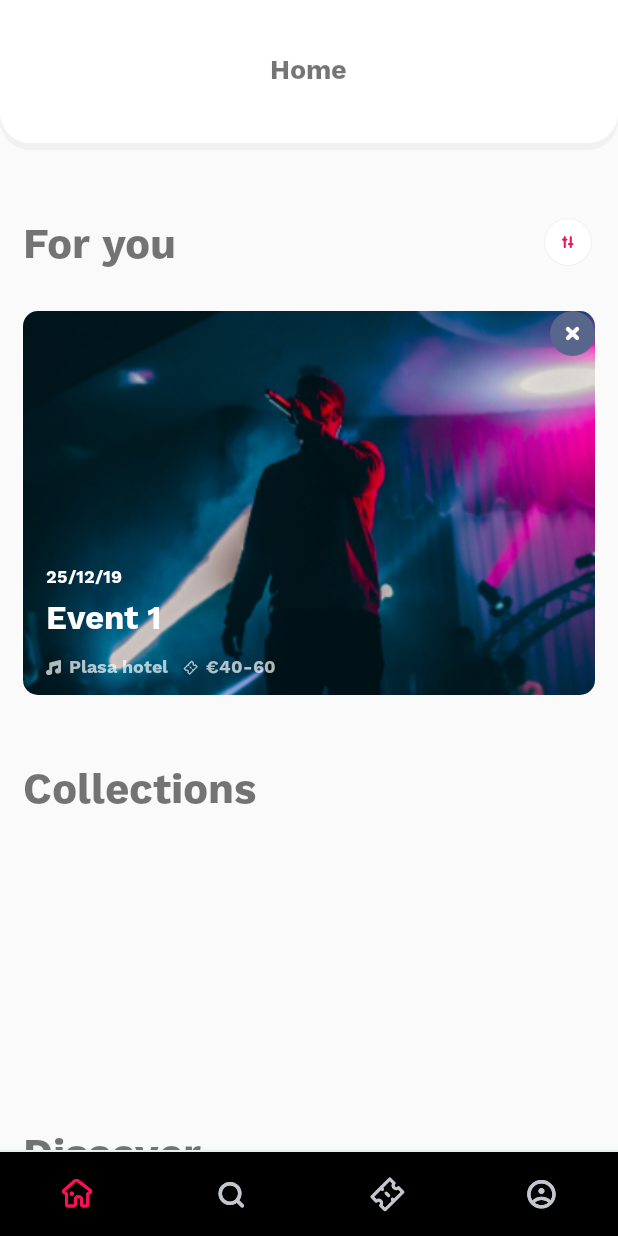
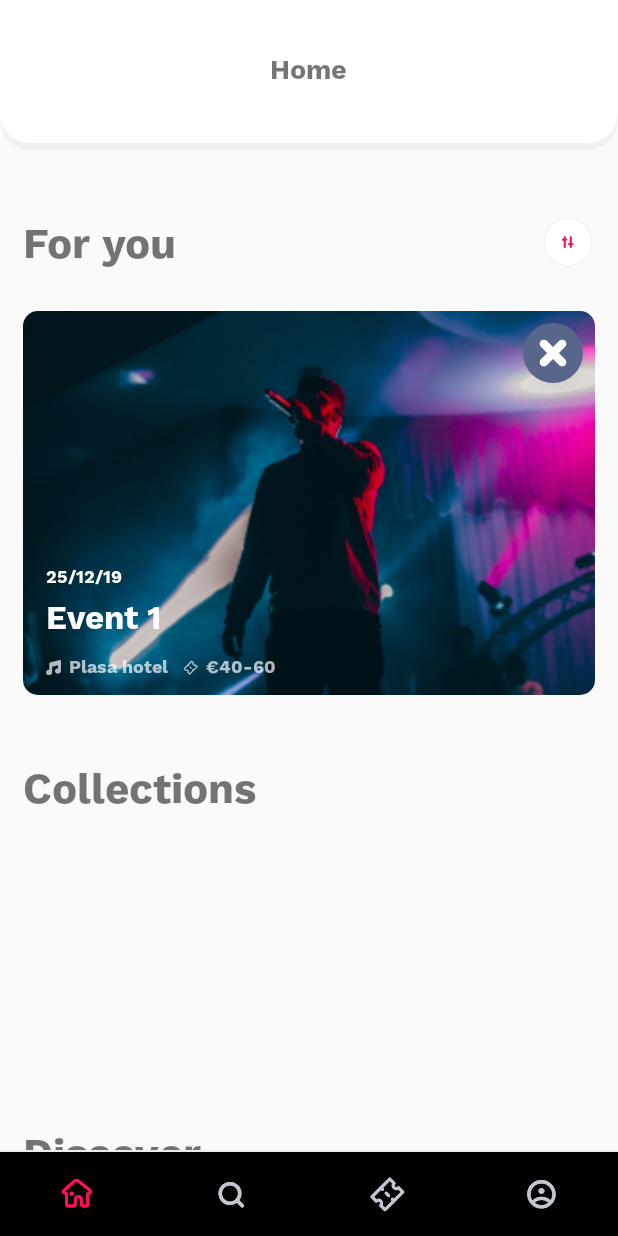
Before and after one commit to javdiana/FreebieTicket, an Android app: the screen it shows after launch (MainActivity), on a phone screen of 412 x 824 dp. Run offline under Robolectric (Android 15) with nearby library versions, the phone set to English and light mode, and no system bars; our stand-ins replace navigation-ui.

Commit message:
fix remarks

```diff
--- a/app/src/main/res/layout/event_item.xml
+++ b/app/src/main/res/layout/event_item.xml
@@ -23,13 +23,15 @@
         android:background="@drawable/image_background"/>
 
     <ImageView
-        android:layout_width="@dimen/defaultButtonSize"
-        android:layout_height="@dimen/defaultButtonSize"
+        android:layout_width="@dimen/defaultImageViewSize"
+        android:layout_height="@dimen/defaultImageViewSize"
         android:background="@drawable/button_background_grey"
+        android:padding="@dimen/paddingImage"
         android:src="@drawable/ic_close"
-        android:padding="@dimen/paddingImage"
-        app:layout_constraintEnd_toEndOf="@+id/linearLayout"
-        app:layout_constraintTop_toTopOf="parent" />
+        app:layout_constraintEnd_toEndOf="parent"
+        app:layout_constraintTop_toTopOf="parent"
+        android:layout_marginEnd="@dimen/item_spacing_2x"
+        android:layout_marginTop="@dimen/item_spacing_2x"/>
 
     <LinearLayout
         android:id="@+id/linearLayout"
--- a/app/src/main/res/values/dimens.xml
+++ b/app/src/main/res/values/dimens.xml
@@ -34,6 +34,7 @@
     <dimen name="marginDefault_17dp">17dp</dimen>
 
     <dimen name="smallImageSize">10dp</dimen>
+    <dimen name="defaultImageViewSize">40dp</dimen>
     <dimen name="defaultButtonSize">30dp</dimen>
     <dimen name="mainButtonSize">32dp</dimen>
     <dimen name="paddingImage">10dp</dimen>
```
